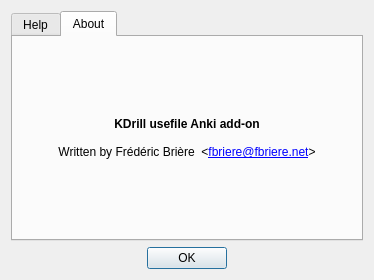
First picture: the form in kdrill/help.ui, repository fbriere/anki-kdrill, before the edit.
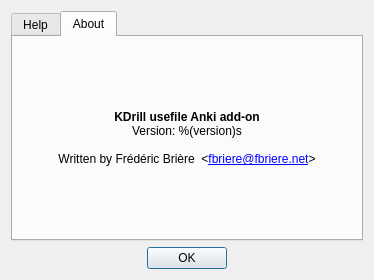
Second picture: the form after the edit. The open tabs and pages were chosen to show the change.

Commit message: Display version in Help/About dialog

Patch:
```diff
--- a/kdrill/help.ui
+++ b/kdrill/help.ui
@@ -57,6 +57,7 @@
 p, li { white-space: pre-wrap; }
 &lt;/style&gt;&lt;/head&gt;&lt;body style=&quot; font-family:'Sans Serif'; font-size:9pt; font-weight:400; font-style:normal;&quot;&gt;
 &lt;p align=&quot;center&quot; style=&quot; margin-top:0px; margin-bottom:0px; margin-left:0px; margin-right:0px; -qt-block-indent:0; text-indent:0px;&quot;&gt;&lt;span style=&quot; font-weight:600;&quot;&gt;KDrill usefile Anki add-on&lt;/span&gt;&lt;/p&gt;
+&lt;p align=&quot;center&quot; style=&quot; margin-top:0px; margin-bottom:0px; margin-left:0px; margin-right:0px; -qt-block-indent:0; text-indent:0px;&quot;&gt;Version: %(version)s&lt;/p&gt;
 &lt;p align=&quot;center&quot; style=&quot;-qt-paragraph-type:empty; margin-top:0px; margin-bottom:0px; margin-left:0px; margin-right:0px; -qt-block-indent:0; text-indent:0px;&quot;&gt;&lt;/p&gt;
 &lt;p align=&quot;center&quot; style=&quot; margin-top:0px; margin-bottom:0px; margin-left:0px; margin-right:0px; -qt-block-indent:0; text-indent:0px;&quot;&gt;Written by Frédéric Brière  &amp;lt;&lt;a href=&quot;mailto:fbriere@fbriere.net&quot;&gt;&lt;span style=&quot; text-decoration: underline; color:#0000ff;&quot;&gt;fbriere@fbriere.net&lt;/span&gt;&lt;/a&gt;&amp;gt;&lt;/p&gt;&lt;/body&gt;&lt;/html&gt;</string>
          </property>
```
Left out of the diff: 8 changed lines with no effect on the pictures. The commit also changes 1 other file.
